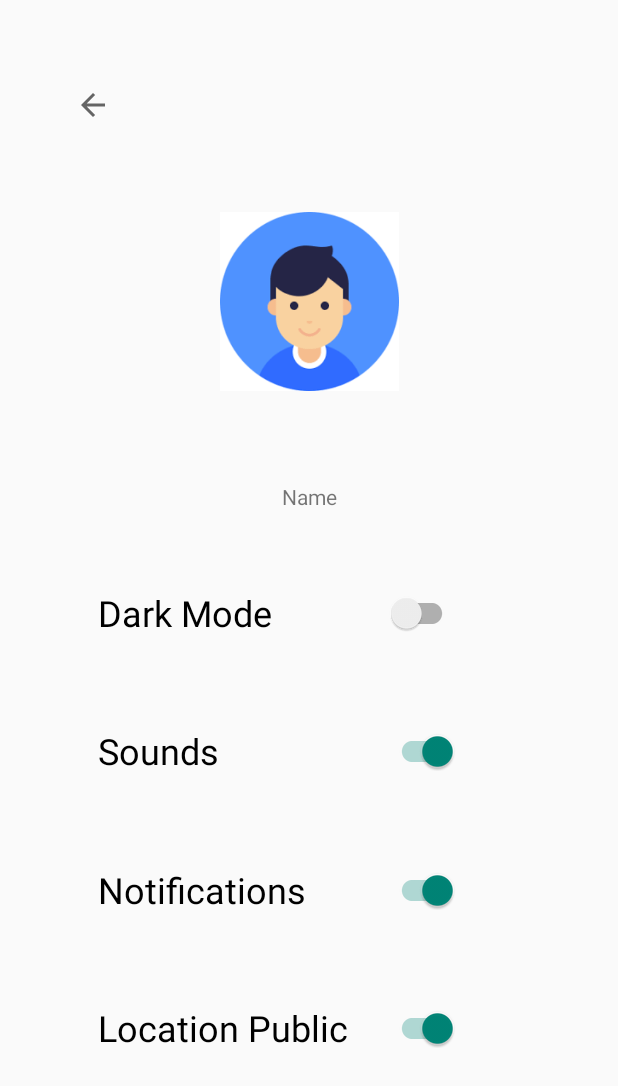
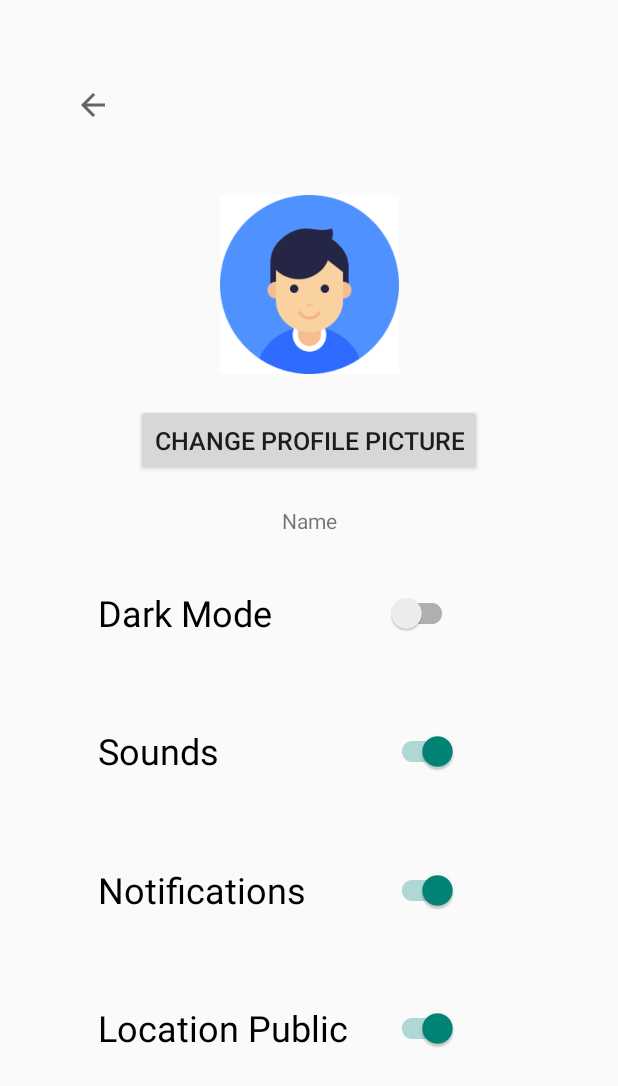
Before and after one commit to lwehrli32/BlitzBar, an Android app: the SettingsActivity screen opened directly, with no data from a screen before it, on a phone screen of 412 x 824 dp. Shown: the top 1086 px of the screen. Run offline under Robolectric (Android 15) with nearby library versions, the phone set to English and light mode, and no system bars; our stand-ins replace Firebase (no records; nobody signed in at launch, a user with empty details on screens opened directly).

Commit message:
upload and download of profile image

```diff
--- a/app/src/main/res/layout/activity_settings.xml
+++ b/app/src/main/res/layout/activity_settings.xml
@@ -84,12 +84,11 @@
         app:layout_constraintTop_toTopOf="parent"
         app:srcCompat="?attr/homeAsUpIndicator" />
 
-
     <TextView
         android:id="@+id/userName"
         android:layout_width="wrap_content"
         android:layout_height="wrap_content"
-        android:layout_marginBottom="44dp"
+        android:layout_marginBottom="28dp"
         android:text="Name"
         app:layout_constraintBottom_toTopOf="@+id/DarkMode"
         app:layout_constraintEnd_toEndOf="parent"
@@ -99,11 +98,25 @@
         android:id="@+id/profileImage"
         android:layout_width="119dp"
         android:layout_height="135dp"
-        app:layout_constraintBottom_toTopOf="@+id/userName"
+        android:onClick="selectImage"
+        app:layout_constraintBottom_toTopOf="@+id/select_image"
         app:layout_constraintEnd_toEndOf="parent"
         app:layout_constraintStart_toStartOf="parent"
         app:layout_constraintTop_toTopOf="parent"
-        app:layout_constraintVertical_bias="0.718"
+        app:layout_constraintVertical_bias="0.914"
         app:srcCompat="@drawable/default_account_image" />
 
+    <Button
+        android:id="@+id/select_image"
+        android:layout_width="wrap_content"
+        android:layout_height="wrap_content"
+        android:layout_marginBottom="20dp"
+        android:text="Change Profile Picture"
+        android:textSize="25px"
+        android:onClick="selectImage"
+        app:layout_constraintBottom_toTopOf="@+id/userName"
+        app:layout_constraintEnd_toEndOf="parent"
+        app:layout_constraintHorizontal_bias="0.501"
+        app:layout_constraintStart_toStartOf="parent" />
+
 </androidx.constraintlayout.widget.ConstraintLayout>
```
Also changed, not shown: app/src/main/java/com/example/blitzbar/SettingsActivity.java (+117 -8 lines), app/src/main/res/layout/activity_settings_dark.xml (+17 -3 lines).
